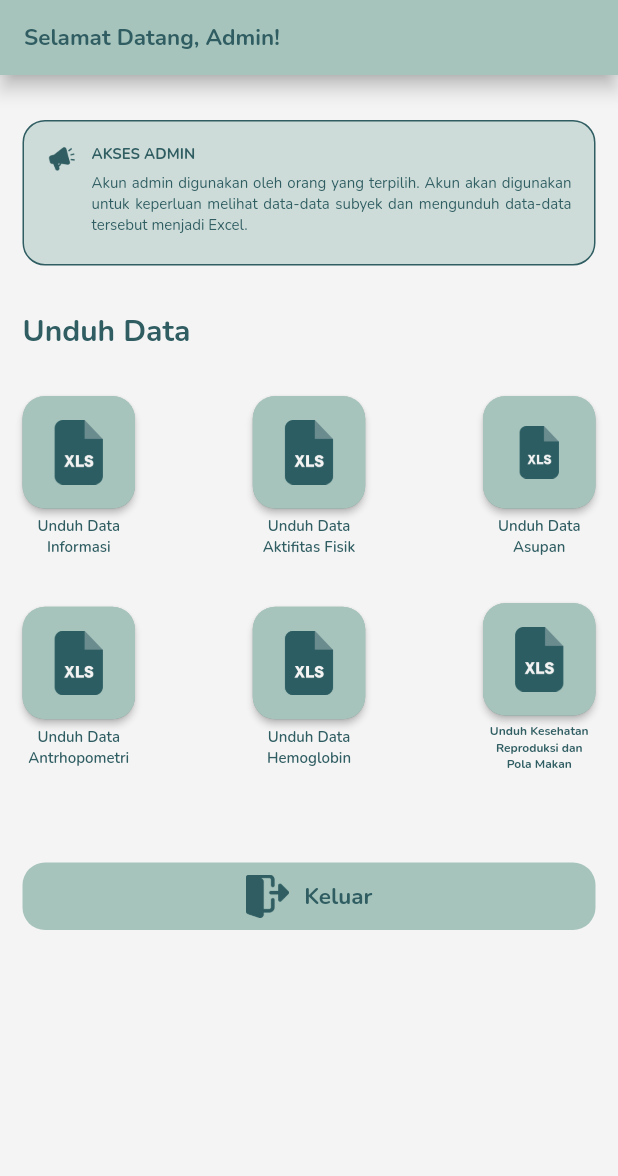
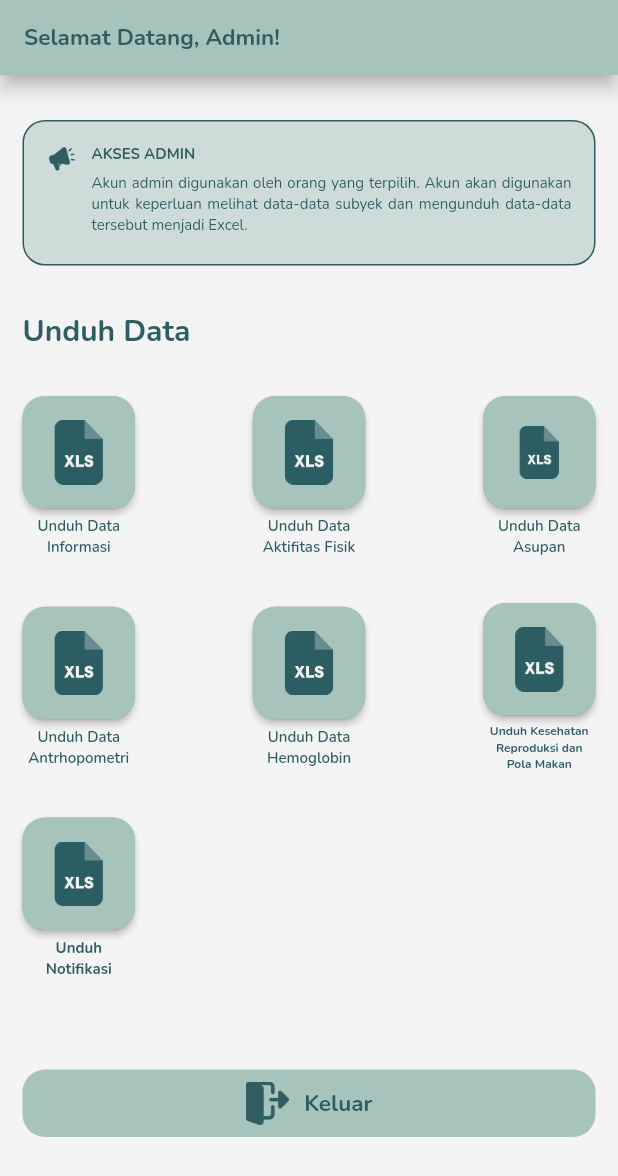
Before and after one commit to zaidtqy/healthy, a Flutter app: the AdminHomePage screen opened by its route, on a phone screen of 412 x 824 dp. Shown: the top 1176 px of the screen. Run offline on Flutter 3.47's test engine with Material 2 defaults, Android fonts, the phone set to English and light mode, and no system bars; drawn by our look-alikes of animated_text_kit; our stand-ins replace awesome_notifications, badges, bloc, cloud_firestore, cool_alert, equatable and 6 more; accounts and stored records are empty.

Commit message:
Add Feature Export Excel

```diff
--- a/lib/pages/admin_home_page.dart
+++ b/lib/pages/admin_home_page.dart
@@ -5,6 +5,7 @@ import 'package:flutter/material.dart';
 import 'package:healthy/pages/sign_in_page.dart';
 import 'package:healthy/theme.dart';
 import 'package:shared_preferences/shared_preferences.dart';
+import 'package:url_launcher/url_launcher.dart';
 
 class AdminHomePage extends StatefulWidget {
   const AdminHomePage({Key? key}) : super(key: key);
@@ -112,9 +113,9 @@ class _AdminHomePageState extends State<AdminHomePage> {
                   ),
                 ),
               ),
-              onPressed: () {
-                // Navigator.pushNamed(context, '/form-information');
-              },
+              onPressed: () => launch(
+                'https://docs.google.com/spreadsheets/d/1vcWd2bfzQJOhgBjbn2rkdkwwxYVyEuOnWleViccjO7M/edit#gid=49968534',
+              ),
               child: Image.asset(
                 'assets/xls.png',
                 width: 50,
@@ -161,9 +162,9 @@ class _AdminHomePageState extends State<AdminHomePage> {
                   ),
                 ),
               ),
-              onPressed: () {
-                // Navigator.pushNamed(context, '/form-activity');
-              },
+              onPressed: () => launch(
+                'https://docs.google.com/spreadsheets/d/1vcWd2bfzQJOhgBjbn2rkdkwwxYVyEuOnWleViccjO7M/edit#gid=1100699008',
+              ),
               child: Image.asset(
                 'assets/xls.png',
                 width: 50,
@@ -261,9 +262,9 @@ class _AdminHomePageState extends State<AdminHomePage> {
                   ),
                 ),
               ),
-              onPressed: () {
-                // Navigator.pushNamed(context, '/form-antrhopometri');
-              },
+              onPressed: () => launch(
+                'https://docs.google.com/spreadsheets/d/1vcWd2bfzQJOhgBjbn2rkdkwwxYVyEuOnWleViccjO7M/edit#gid=1085751755',
+              ),
               child: Image.asset(
                 'assets/xls.png',
                 width: 50,
@@ -310,9 +311,9 @@ class _AdminHomePageState extends State<AdminHomePage> {
                   ),
                 ),
               ),
-              onPressed: () {
-                // Navigator.pushNamed(context, '/form-hemoglobin');
-              },
+              onPressed: () => launch(
+                'https://docs.google.com/spreadsheets/d/1vcWd2bfzQJOhgBjbn2rkdkwwxYVyEuOnWleViccjO7M/edit#gid=390369604',
+              ),
               child: Image.asset(
                 'assets/xls.png',
                 width: 50,
@@ -359,9 +360,9 @@ class _AdminHomePageState extends State<AdminHomePage> {
                   ),
                 ),
               ),
-              onPressed: () {
-                // Navigator.pushNamed(context, '/form-knowledge');
-              },
+              onPressed: () => launch(
+                'https://docs.google.com/spreadsheets/d/1vcWd2bfzQJOhgBjbn2rkdkwwxYVyEuOnWleViccjO7M/edit#gid=234313493',
+              ),
               child: Image.asset(
                 'assets/xls.png',
                 width: 50,
@@ -377,6 +378,55 @@ class _AdminHomePageState extends State<AdminHomePage> {
               'Unduh Kesehatan Reproduksi dan Pola Makan',
               style: primaryTextStyle.copyWith(
                 fontSize: 8,
+                fontWeight: bold,
+              ),
+              textAlign: TextAlign.center,
+            ),
+          ),
+        ],
+      );
+    }
+
+    Widget downloadNotification() {
+      return Column(
+        children: [
+          Container(
+            height: 75,
+            width: 75,
+            margin: const EdgeInsets.only(top: 30),
+            decoration: BoxDecoration(
+              color: fourthColor,
+              borderRadius: BorderRadius.circular(15),
+            ),
+            child: ElevatedButton(
+              style: ButtonStyle(
+                backgroundColor: MaterialStateProperty.all(
+                  fourthColor,
+                ),
+                shape: MaterialStateProperty.all<RoundedRectangleBorder>(
+                  RoundedRectangleBorder(
+                    borderRadius: BorderRadius.circular(15.0),
+                  ),
+                ),
+              ),
+              onPressed: () => launch(
+                'https://docs.google.com/spreadsheets/d/1vcWd2bfzQJOhgBjbn2rkdkwwxYVyEuOnWleViccjO7M/edit#gid=1992698539',
+              ),
+              child: Image.asset(
+                'assets/xls.png',
+                width: 50,
+              ),
+            ),
+          ),
+          const SizedBox(
+            height: 5,
+          ),
+          SizedBox(
+            width: 75,
+            child: Text(
+              'Unduh Notifikasi',
+              style: primaryTextStyle.copyWith(
+                fontSize: 10,
                 fontWeight: bold,
               ),
               textAlign: TextAlign.center,
@@ -501,6 +551,11 @@ class _AdminHomePageState extends State<AdminHomePage> {
                   downloadKnowledge(),
                 ],
               ),
+              Row(
+                children: [
+                  downloadNotification(),
+                ],
+              ),
               const SizedBox(
                 height: 60,
               ),
```
Also changed, not shown: lib/pages/home_page.dart (+40 -4 lines).
